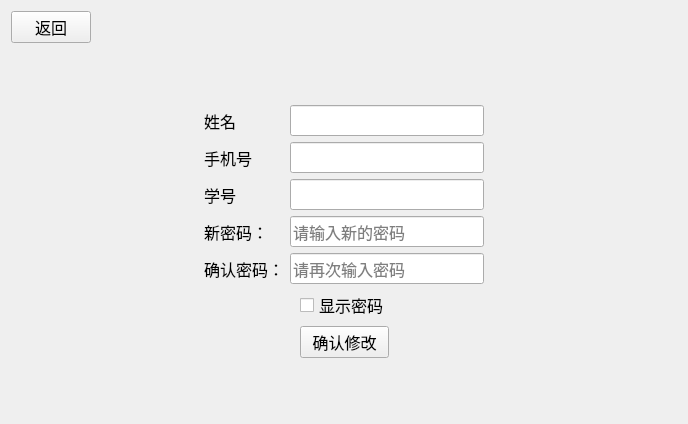
First picture: the form in usercenter.ui, repository LeoStr4nge/LibraryManageSystem, before the edit.
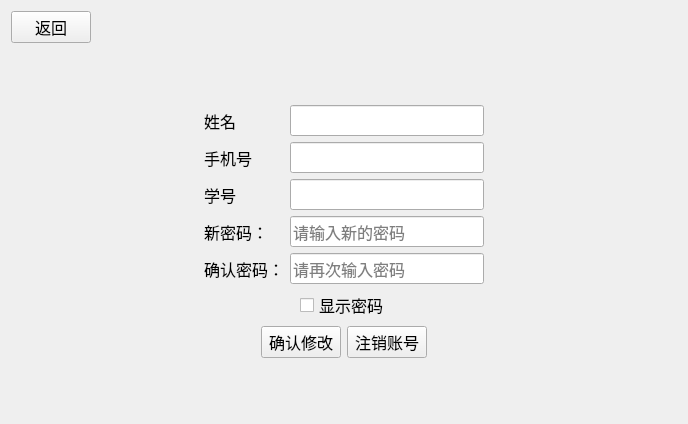
Second picture: the form after the edit.

Commit message: 完成修改注销账号的前后端链接

What changed in the file:
```diff
--- a/usercenter.ui
+++ b/usercenter.ui
@@ -237,6 +237,8 @@
       </layout>
      </item>
      <item>
+      <layout class="QVBoxLayout" name="verticalLayout_3">
+       <item>
       <layout class="QHBoxLayout" name="horizontalLayout_4">
        <item>
         <spacer name="horizontalSpacer_4">
@@ -252,8 +254,6 @@
         </spacer>
        </item>
        <item>
-        <layout class="QVBoxLayout" name="verticalLayout_3">
-         <item>
           <widget class="QCheckBox" name="checkBox">
            <property name="font">
             <font>
@@ -267,6 +267,36 @@
           </widget>
          </item>
          <item>
+          <spacer name="horizontalSpacer_5">
+           <property name="orientation">
+            <enum>Qt::Horizontal</enum>
+           </property>
+           <property name="sizeHint" stdset="0">
+            <size>
+             <width>40</width>
+             <height>20</height>
+            </size>
+           </property>
+          </spacer>
+         </item>
+        </layout>
+       </item>
+       <item>
+        <layout class="QHBoxLayout" name="horizontalLayout_2">
+         <item>
+          <spacer name="horizontalSpacer_6">
+           <property name="orientation">
+            <enum>Qt::Horizontal</enum>
+           </property>
+           <property name="sizeHint" stdset="0">
+            <size>
+             <width>40</width>
+             <height>20</height>
+            </size>
+           </property>
+          </spacer>
+         </item>
+         <item>
           <widget class="QPushButton" name="pushButton_2">
            <property name="font">
             <font>
@@ -279,10 +309,21 @@
            </property>
           </widget>
          </item>
-        </layout>
+         <item>
+          <widget class="QPushButton" name="pushButton_3">
+           <property name="font">
+            <font>
+             <family>微软雅黑</family>
+             <pointsize>12</pointsize>
+            </font>
+           </property>
+           <property name="text">
+            <string>注销账号</string>
+           </property>
+          </widget>
        </item>
        <item>
-        <spacer name="horizontalSpacer_5">
+          <spacer name="horizontalSpacer_7">
          <property name="orientation">
           <enum>Qt::Horizontal</enum>
          </property>
@@ -293,6 +334,8 @@
           </size>
          </property>
         </spacer>
+         </item>
+        </layout>
        </item>
       </layout>
      </item>
```
Lines whose indentation alone changed are shown as unchanged. The commit also changes 12 other files.
